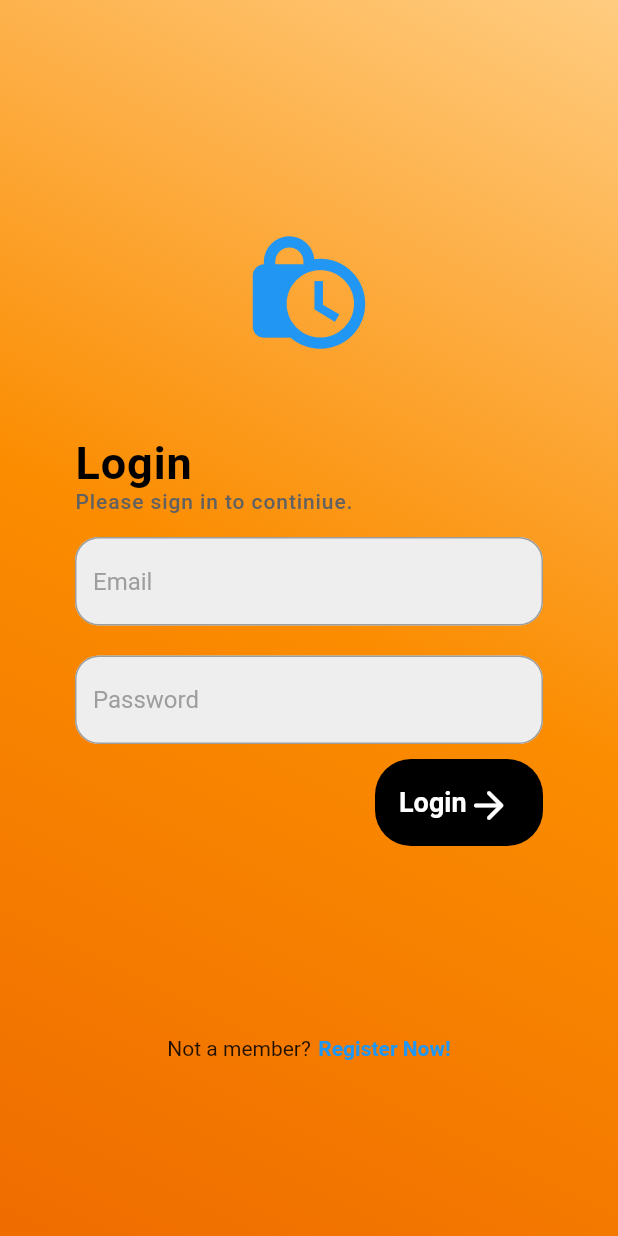
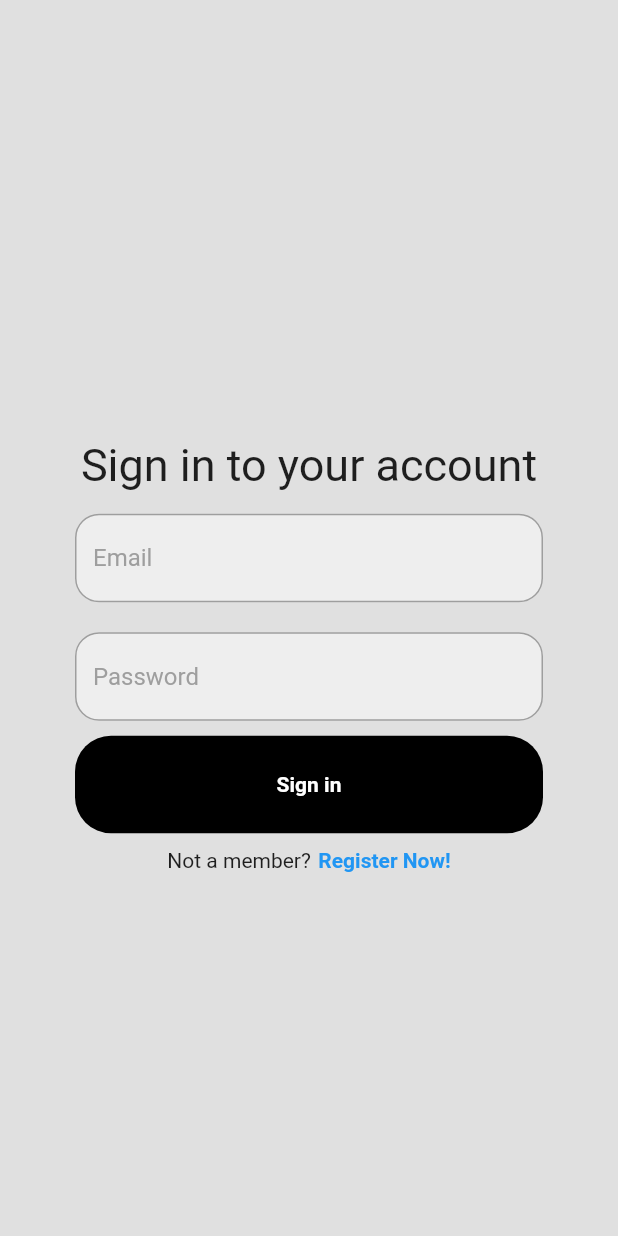
Before and after one commit to Karlo11111/Aedis---HotelSoftvare-using-Flutter, a Flutter app: the screen it shows after launch, on a phone screen of 412 x 824 dp. Run offline on Flutter 3.47's test engine with Material 2 defaults, Android fonts, the phone set to English and light mode, and no system bars; our stand-ins replace cloud_firestore, firebase_auth, firebase_core, smooth_page_indicator; accounts and stored records are empty.

Commit message:
Bozo zajebant

```diff
--- a/lib/LoginPages/login_page.dart
+++ b/lib/LoginPages/login_page.dart
@@ -1,4 +1,4 @@
-// ignore_for_file: prefer_const_constructors, use_build_context_synchronously, prefer_const_literals_to_create_immutables
+// ignore_for_file: prefer_const_constructors, non_constant_identifier_names, use_build_context_synchronously
 
 import 'package:firebase_auth/firebase_auth.dart';
 import 'package:flutter/material.dart';
@@ -6,41 +6,41 @@ import 'package:razvoj_sofvera/Utilities/buttons.dart';
 import 'package:razvoj_sofvera/Utilities/text_fields.dart';
 
 class LoginPage extends StatefulWidget {
-  const LoginPage({Key? key, required this.ontap}) : super(key: key);
+  const LoginPage({super.key, required this.ontap});
   final Function()? ontap;
 
   @override
-  _LoginPageState createState() => _LoginPageState();
+  State<LoginPage> createState() => _LoginPageState();
 }
 
 class _LoginPageState extends State<LoginPage> {
-  // Controllers for text
+  //controllers for text
   final emailTextController = TextEditingController();
   final passwordTextController = TextEditingController();
 
-  // Sign-in function
-  void signIn() async {
-    // Show loading circle
+  //sing in function
+  void SignIn() async{
+    //show loading circle
     showDialog(
       context: context,
       builder: (context) => Center(child: CircularProgressIndicator()),
     );
-    // Try signing in
-    try {
+    //try signing in
+    try{
       await FirebaseAuth.instance.signInWithEmailAndPassword(
         email: emailTextController.text,
-        password: passwordTextController.text,
+        password: passwordTextController.text
       );
-      if (context.mounted) Navigator.pop(context);
-    } on FirebaseAuthException catch (e) {
-      // Pop loading circle
+      if(context.mounted) Navigator.pop(context);
+    } on FirebaseAuthException catch(e) {
+      //pop loading circle
       Navigator.pop(context);
-      // Display an error message while logging in
+      //display if theres and error while logging in
       displayMessage(e.code);
     }
   }
 
-  // Display a message with the error
+  //dispaly a message with the error
   void displayMessage(String message) {
     showDialog(
       context: context,
@@ -49,144 +49,82 @@ class _LoginPageState extends State<LoginPage> {
           padding: const EdgeInsets.all(8.0),
           child: Text(message),
         ),
-      ),
+      )
     );
   }
 
-  // The main frontend code
+  //the main frontend code
   @override
   Widget build(BuildContext context) {
     return Scaffold(
+      backgroundColor: Colors.grey.shade300,
       body: Center(
-        child: Container(
-          alignment: Alignment.bottomCenter,
-          height: 1000,
-          decoration: BoxDecoration(
-              gradient: LinearGradient(
-            begin: Alignment.bottomLeft,
-            end: Alignment.topRight,
-            colors: [
-              Colors.orange.shade800,
-              Colors.orange.shade600,
-              Colors.orange.shade200,
-            ],
-          )),
         child: SingleChildScrollView(
           child: Center(
             child: Padding(
-                padding: const EdgeInsets.symmetric(horizontal: 50.0),
+              padding: EdgeInsets.symmetric(horizontal: 50.0),
               child: Column(
                 mainAxisAlignment: MainAxisAlignment.center,
                 children: [
-                    // Logo
-                    Icon(Icons.lock_clock, size: 90, color: Colors.blue),
-
-                    // SizedBox
+                  //SIZED BOX
                   SizedBox(height: 50),
 
-                    // Text
-                    Row(
-                      crossAxisAlignment: CrossAxisAlignment.start, // Align "Login" text to the left
-                      children: [
-                        Text(
-                          "Login",
-                          style: TextStyle(
-                            fontSize: 30,
-                            fontWeight: FontWeight.bold,
-                            letterSpacing: .6,
-                            height: 1.2,
-                            decoration: TextDecoration.none,
-                            color: Colors.black,
-                          ),
-                        ),
-                      ],
-                    ),
+                  //TEXT
+                  Text("Sign in to your account", style: TextStyle(fontSize: 30)),
 
-                    Row(
-                      crossAxisAlignment: CrossAxisAlignment.start,
-                      children: [
-                        Text(
-                          "Please sign in to continiue.",
-                          style: TextStyle(
-                            fontSize: 14,
-                            fontWeight: FontWeight.w500,
-                            letterSpacing: .6,
-                            height: 1.2,
-                            decoration: TextDecoration.none,
-                            color: Colors.grey[700],
-                          ),
-                          textAlign: TextAlign.left,
-                        ),
-                      ],
-                    ),
-
-                    // SizedBox
+                  //SIZED BOX
                   SizedBox(height: 15),
 
-                    // TextFields for email and password
-                    // Email
+
+                  //TEXTFIELDS FOR EMAIL AND PASSWD
+                  //email
                   MyTextField(
                     controller: emailTextController,
                     hintText: "Email",
                     obscureText: false,
                   ),
 
-                    // SizedBox
+                  //sized box
                   const SizedBox(height: 20),
 
-                    // Password
+                  //passwd
                   MyTextField(
                     controller: passwordTextController,
                     hintText: "Password",
                     obscureText: true,
                   ),
 
-                    // SizedBox
+                  //sized box
                   const SizedBox(height: 10),
 
-                    // Login button
-                    Row(
-                      mainAxisAlignment: MainAxisAlignment.end,
-                      children: [
-                        MyButton(
-                          buttonText: "Login",
-                          ontap: signIn,
-                        ),
-                      ],
-                    ),
+                  //login button
+                  MyButton(buttonText: "Sign in", ontap: SignIn),
 
-                    // SizedBox
+                  //sized box
                   const SizedBox(height: 10),
 
-                    // Text with register page text
+                  //TEXT WITH REGISTER PAGE TEXT
                   Row(
                     mainAxisAlignment: MainAxisAlignment.center,
                     children: [
-                        const SizedBox(height: 250),
                     const Text("Not a member?"),
-                        const SizedBox(
-                          width: 5,
-                          height: 100,
-                        ),
+                    const SizedBox(width: 5,),
                     GestureDetector(
                           onTap: widget.ontap,
-                          child: const Text(
-                            "Register Now!",
-                            style: TextStyle(
-                              color: Colors.blue,
-                              fontWeight: FontWeight.bold,
-                            ),
-                          ),
+                          child: const Text("Register Now!", style: TextStyle(color: Colors.blue, fontWeight: FontWeight.bold),)
                         ),
                       ],
-                    ),
+                    )
                 ],
+
               ),
             ),
           ),
         ),
       ),
-      ),
+
+
+
     );
   }
 }
--- a/lib/LoginPages/register_page.dart
+++ b/lib/LoginPages/register_page.dart
@@ -101,9 +101,6 @@ class _RegisterPageState extends State<RegisterPage> {
               child: Column(
                 mainAxisAlignment:MainAxisAlignment.center,
                 children: [
-                  //LOGO
-                  const Icon(Icons.lock, size: 100,),
-
                   //SIZED BOX
                   const SizedBox(height: 50),
 
--- a/lib/Utilities/buttons.dart
+++ b/lib/Utilities/buttons.dart
@@ -18,23 +18,8 @@ class MyButton extends StatelessWidget {
           color: Colors.black,
         ),
         alignment: Alignment.center,
-        height: 58,
-        width: 112,
-        child: Padding(
-          padding: const EdgeInsets.all(16.0),
-          child: Row(
-            children: [
-              Text(
-                buttonText,
-                style: TextStyle(
-                    color: Colors.white,
-                    fontWeight: FontWeight.bold,
-                    fontSize: 18),
-              ),
-              Icon(Icons.arrow_forward_rounded, size: 30, color: Colors.white),
-            ],
-          ),
-        ),
+        height: 65,
+        child: Text(buttonText, style: TextStyle(color: Colors.white, fontWeight: FontWeight.bold),),
       ),
     );
   }
--- a/lib/authentification/auth.dart
+++ b/lib/authentification/auth.dart
@@ -1,6 +1,5 @@
 import 'package:firebase_auth/firebase_auth.dart';
 import 'package:flutter/material.dart';
-import 'package:razvoj_sofvera/Introduction_screens/onBoardingScreen.dart';
 import 'package:razvoj_sofvera/authentification/login_or_register.dart';
 import 'package:razvoj_sofvera/pages/home_page.dart';
 
@@ -10,7 +9,7 @@ class AuthPage extends StatelessWidget {
   @override
   Widget build(BuildContext context) {
     return Scaffold(
-        body: StreamBuilder(
+      body: StreamBuilder(
       stream: FirebaseAuth.instance.authStateChanges(),
       builder: (context, snapshot) {
         //user is logged in
--- a/lib/main.dart
+++ b/lib/main.dart
@@ -2,7 +2,6 @@
 
 import 'package:firebase_core/firebase_core.dart';
 import 'package:flutter/material.dart';
-import 'package:razvoj_sofvera/Introduction_screens/onBoardingScreen.dart';
 import 'package:razvoj_sofvera/authentification/auth.dart';
 import 'package:razvoj_sofvera/authentification/firebase_options.dart';
 
```
Lines whose indentation alone changed are shown as unchanged.
